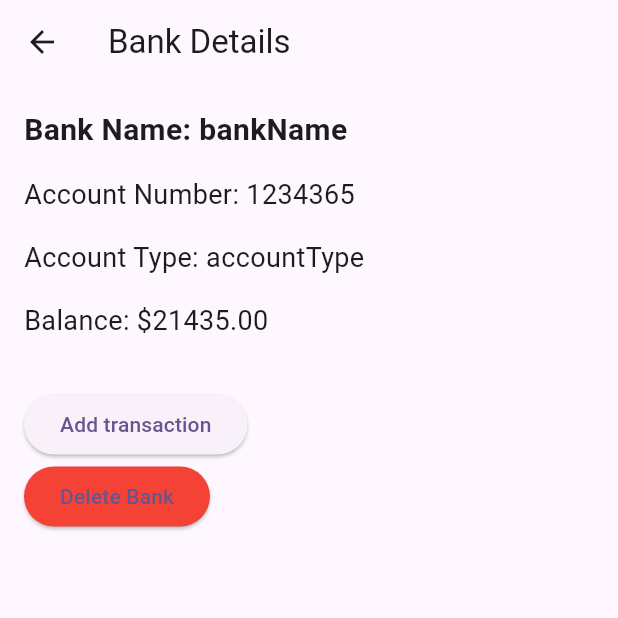
After one commit to KonikaBraswal/coco, a Flutter app: the MyBanksPage screen opened directly, after a tap on "Bank Name", on a phone screen of 412 x 824 dp, the top half of it. The commit adds this screen. Run offline on Flutter 3.47's test engine with Material 3 defaults, Android fonts, the phone set to English and light mode, and no system bars.

Commit message:
wallet and bank details

```diff
--- /dev/null
+++ b/lib/bankdetails.dart
@@ -0,0 +1,68 @@
+import 'package:flutter/material.dart';
+
+class BankDetailsPage extends StatelessWidget {
+  final String bankName;
+  final String accountNumber;
+  final String accountType;
+  final double balance;
+
+  const BankDetailsPage({
+    super.key,
+    required this.bankName,
+    required this.accountNumber,
+    required this.accountType,
+    required this.balance,
+  });
+
+  @override
+  Widget build(BuildContext context) {
+    return Scaffold(
+      appBar: AppBar(
+        title: const Text("Bank Details"),
+      ),
+      body: Padding(
+        padding: const EdgeInsets.all(16.0),
+        child: Column(
+          crossAxisAlignment: CrossAxisAlignment.start,
+          children: <Widget>[
+            Text(
+              "Bank Name: $bankName",
+              style: const TextStyle(fontSize: 20, fontWeight: FontWeight.bold),
+            ),
+            const SizedBox(height: 16.0),
+            Text(
+              "Account Number: $accountNumber",
+              style: const TextStyle(fontSize: 18),
+            ),
+            const SizedBox(height: 16.0),
+            Text(
+              "Account Type: $accountType",
+              style: const TextStyle(fontSize: 18),
+            ),
+            const SizedBox(height: 16.0),
+            Text(
+              "Balance: \$${balance.toStringAsFixed(2)}",
+              style: const TextStyle(fontSize: 18),
+            ),
+            const SizedBox(height: 32.0),
+            ElevatedButton(
+              onPressed: () {
+                // Add functionality to edit the bank details
+              },
+              child: const Text("Add transaction"),
+            ),
+            ElevatedButton(
+              onPressed: () {
+                // Add functionality to delete the bank
+              },
+              child: const Text("Delete Bank"),
+              style: ElevatedButton.styleFrom(
+                backgroundColor: Colors.red, // Set delete button color to red
+              ),
+            ),
+          ],
+        ),
+      ),
+    );
+  }
+}
--- a/lib/mybanks.dart
+++ b/lib/mybanks.dart
@@ -1,3 +1,4 @@
+import 'package:coco/bankdetails.dart';
 import 'package:flutter/material.dart';
 import 'addbank.dart';
 class MyBanksPage extends StatelessWidget{
@@ -20,13 +21,21 @@ class MyBanksPage extends StatelessWidget{
                 //Redirect to Add Wallet form
               }, child: const Text("Add Bank"),
               ),
-              const Card(
+        InkWell(
+          onTap:(){
+            Navigator.push(
+                context,
+                MaterialPageRoute(builder: (context)=> const BankDetailsPage(bankName: "bankName", accountNumber: "1234365", accountType: "accountType", balance: 21435))
+            );
+          },
+              child: const Card(
                 child: SizedBox(
                   width: 100,
                   height: 100,
                   child: Text("Bank Name"),
                 ),
               ),
+        ),
             ],
           )
       ),
```
Also changed, not shown: lib/mywallets.dart (+11 -1 lines), lib/walletdetails.dart (added, +61 -0 lines).
